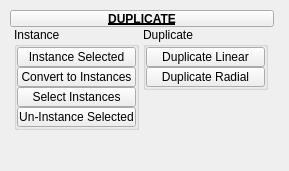
First picture: the form in tentacle/ui/uiLevel_3/duplicate.ui, repository m3trik/tentacle, before the edit.
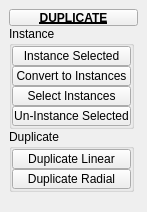
Second picture: the form after the edit. Custom widgets are drawn as their Qt base class.

What changed in the file:
```diff
--- a/tentacle/ui/uiLevel_3/duplicate.ui
+++ b/tentacle/ui/uiLevel_3/duplicate.ui
@@ -6,13 +6,13 @@
    <rect>
     <x>0</x>
     <y>0</y>
-    <width>289</width>
-    <height>171</height>
+    <width>147</width>
+    <height>212</height>
    </rect>
   </property>
   <property name="minimumSize">
    <size>
-    <width>120</width>
+    <width>0</width>
     <height>0</height>
    </size>
   </property>
@@ -75,26 +75,41 @@
      </disabled>
     </palette>
    </property>
-   <widget class="QWidget" name="layoutWidget_2">
-    <property name="geometry">
-     <rect>
-      <x>10</x>
-      <y>10</y>
-      <width>264</width>
-      <height>135</height>
-     </rect>
-    </property>
-    <layout class="QGridLayout" name="gridLayout_2">
-     <property name="spacing">
-      <number>0</number>
-     </property>
-     <item row="1" column="1" colspan="2">
-      <layout class="QHBoxLayout" name="horizontalLayout">
+   <layout class="QVBoxLayout" name="verticalLayout_2">
        <item>
         <layout class="QVBoxLayout" name="verticalLayout">
          <property name="spacing">
           <number>0</number>
          </property>
+      <item>
+       <widget class="PushButtonDraggable" name="draggable_header">
+        <property name="minimumSize">
+         <size>
+          <width>19</width>
+          <height>17</height>
+         </size>
+        </property>
+        <property name="maximumSize">
+         <size>
+          <width>999</width>
+          <height>17</height>
+         </size>
+        </property>
+        <property name="font">
+         <font>
+          <weight>75</weight>
+          <bold>true</bold>
+          <underline>true</underline>
+         </font>
+        </property>
+        <property name="text">
+         <string>DUPLICATE</string>
+        </property>
+        <property name="checkable">
+         <bool>true</bool>
+        </property>
+       </widget>
+      </item>
          <item>
           <widget class="QGroupBox" name="groupBox_7">
            <property name="minimumSize">
@@ -169,7 +184,7 @@
              </widget>
             </item>
             <item>
-             <widget class="QPushButton" name="b001">
+          <widget class="PushButton" name="tb000">
               <property name="minimumSize">
                <size>
                 <width>0</width>
@@ -292,26 +307,6 @@
           </widget>
          </item>
          <item>
-          <spacer name="verticalSpacer_2">
-           <property name="orientation">
-            <enum>Qt::Vertical</enum>
-           </property>
-           <property name="sizeHint" stdset="0">
-            <size>
-             <width>20</width>
-             <height>40</height>
-            </size>
-           </property>
-          </spacer>
-         </item>
-        </layout>
-       </item>
-       <item>
-        <layout class="QVBoxLayout" name="verticalLayout_2">
-         <property name="spacing">
-          <number>0</number>
-         </property>
-         <item>
           <widget class="QGroupBox" name="groupBox_8">
            <property name="minimumSize">
             <size>
@@ -428,7 +423,7 @@
           </widget>
          </item>
          <item>
-          <spacer name="verticalSpacer">
+       <spacer name="verticalSpacer_2">
            <property name="orientation">
             <enum>Qt::Vertical</enum>
            </property>
@@ -443,38 +438,6 @@
         </layout>
        </item>
       </layout>
-     </item>
-     <item row="0" column="1" colspan="2">
-      <widget class="PushButtonDraggable" name="draggable_header">
-       <property name="minimumSize">
-        <size>
-         <width>19</width>
-         <height>17</height>
-        </size>
-       </property>
-       <property name="maximumSize">
-        <size>
-         <width>999</width>
-         <height>17</height>
-        </size>
-       </property>
-       <property name="font">
-        <font>
-         <weight>75</weight>
-         <bold>true</bold>
-         <underline>true</underline>
-        </font>
-       </property>
-       <property name="text">
-        <string>DUPLICATE</string>
-       </property>
-       <property name="checkable">
-        <bool>true</bool>
-       </property>
-      </widget>
-     </item>
-    </layout>
-   </widget>
   </widget>
  </widget>
  <customwidgets>
@@ -483,6 +446,11 @@
    <extends>QPushButton</extends>
    <header>widgets.pushbuttondraggable.h</header>
   </customwidget>
+  <customwidget>
+   <class>PushButton</class>
+   <extends>QPushButton</extends>
+   <header>widgets.pushbutton.h</header>
+  </customwidget>
  </customwidgets>
  <resources/>
  <connections/>
```
Lines whose indentation alone changed are shown as unchanged.
